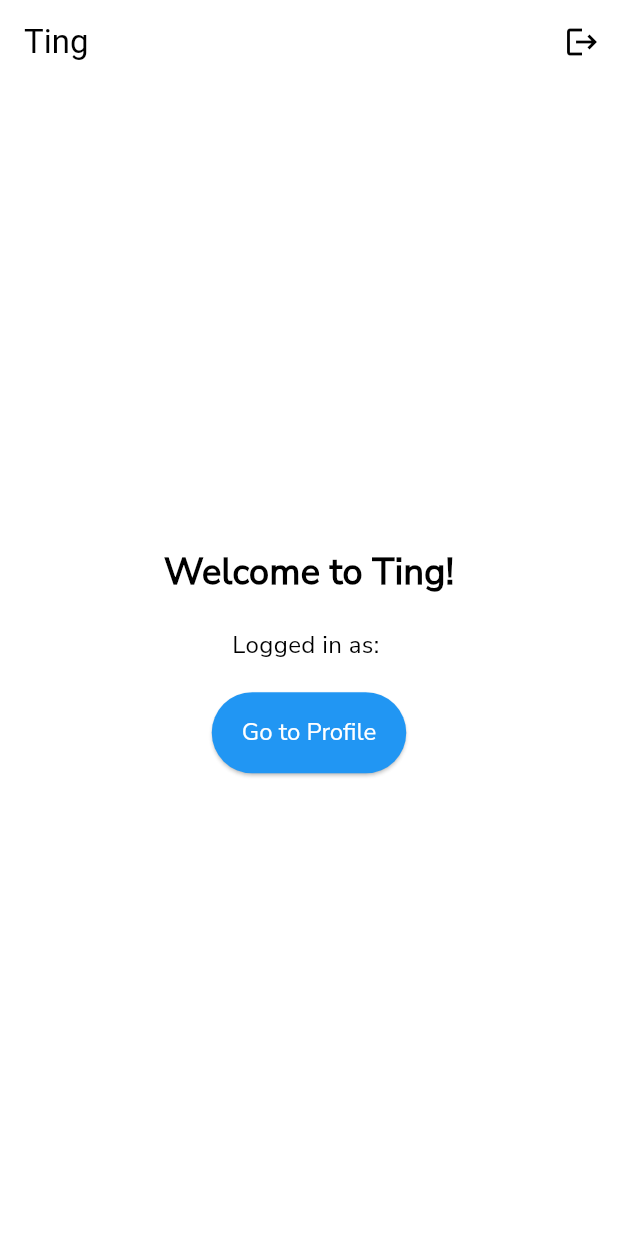
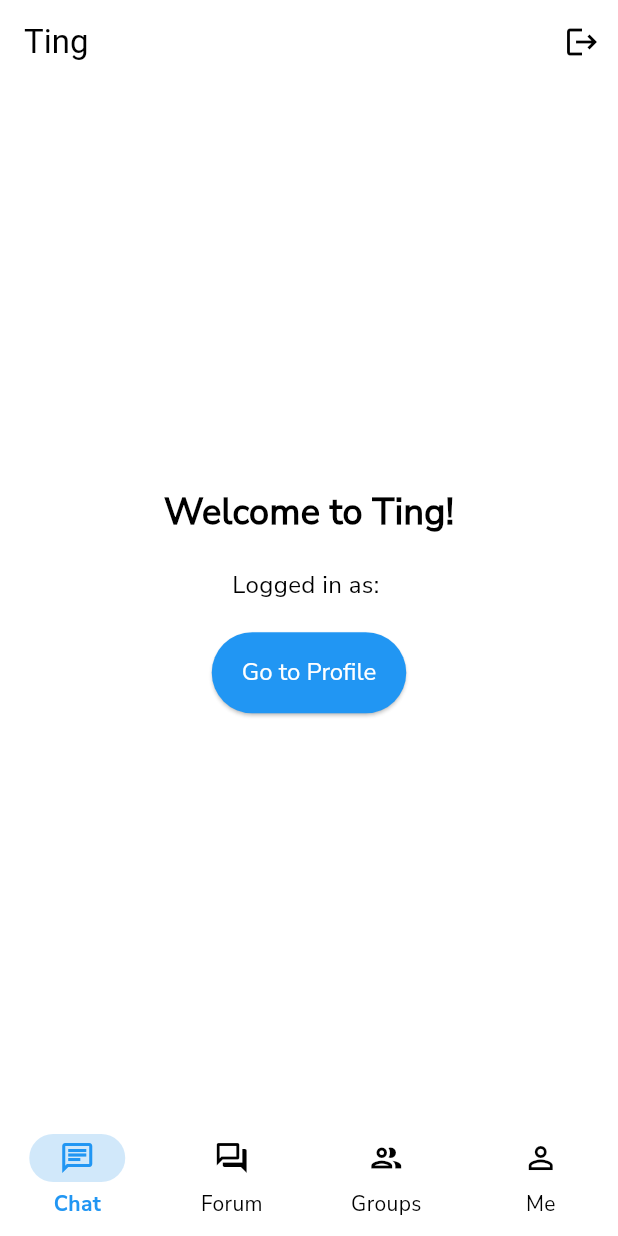
Before and after one commit to High5Tech-Ting/Ting-Flutter, a Flutter app: the screen it shows once a user with an empty profile is signed in, on a phone screen of 412 x 824 dp. Run offline on Flutter 3.47's test engine with Material 3 defaults, Android fonts, the phone set to English and light mode, and no system bars; our stand-ins replace firebase_auth, firebase_core; accounts and stored records are empty.

Commit message:
Create main naivagtion screen

```diff
--- a/lib/features/auth/presentation/widgets/auth_wrapper.dart
+++ b/lib/features/auth/presentation/widgets/auth_wrapper.dart
@@ -2,7 +2,7 @@ import 'package:firebase_auth/firebase_auth.dart';
 import 'package:flutter/material.dart';
 import 'package:ting/features/auth/presentation/screens/auth_screen.dart';
 import 'package:ting/features/auth/presentation/screens/email_verification_screen.dart';
-import 'package:ting/features/home/presentation/screens/home_screen.dart';
+import 'package:ting/shared/widgets/main_navigation.dart';
 
 class AuthWrapper extends StatelessWidget {
   const AuthWrapper({super.key});
@@ -21,7 +21,7 @@ class AuthWrapper extends StatelessWidget {
         }
 
         if (snapshot.data != null && snapshot.data!.emailVerified) {
-          return const HomeScreen();
+          return const MainNavigation();
         }
 
         if (snapshot.data != null && !snapshot.data!.emailVerified) {
--- a/lib/shared/theme.dart
+++ b/lib/shared/theme.dart
@@ -24,6 +24,9 @@ class AppTheme {
   // Button colors
   static const Color buttonBackground = Color(0xFF2196F3);
   static const Color buttonText = Color(0xFFFFFFFF);
+
+  // Navigation colors
+  static const Color navigationIndicator = Color(0xFFD1E8FA);
 
   // Error and validation colors
   static const Color error = Color(0xFFB00020);
@@ -72,7 +75,6 @@ class AppTheme {
         primary: primary,
         secondary: secondary,
         error: error,
-        background: background,
         surface: surface,
       ),
       scaffoldBackgroundColor: background,
@@ -119,6 +121,29 @@ class AppTheme {
           textStyle: bodyMedium,
         ),
       ),
+      navigationBarTheme: NavigationBarThemeData(
+        backgroundColor: surface,
+        indicatorColor: navigationIndicator,
+        overlayColor: WidgetStatePropertyAll(navigationIndicator),
+        labelTextStyle: WidgetStateProperty.resolveWith<TextStyle>(
+          (states) => bodyMedium.copyWith(
+            fontSize: 14.0,
+            fontVariations: states.contains(WidgetState.selected)
+                ? [FontVariation('wght', 700)]
+                : [FontVariation('wght', 400)],
+            color: states.contains(WidgetState.selected)
+                ? primary
+                : Colors.black,
+          ),
+        ),
+        iconTheme: WidgetStateProperty.resolveWith<IconThemeData>(
+          (states) => IconThemeData(
+            color: states.contains(WidgetState.selected)
+                ? primary
+                : Colors.black,
+          ),
+        ),
+      ),
     );
   }
 }
--- /dev/null
+++ b/lib/shared/widgets/main_navigation.dart
@@ -0,0 +1,57 @@
+import 'package:flutter/material.dart';
+import 'package:ting/features/home/presentation/screens/home_screen.dart';
+import 'package:ting/features/profile/presentation/screens/profile_screen.dart';
+
+class MainNavigation extends StatefulWidget {
+  const MainNavigation({super.key});
+
+  @override
+  State<MainNavigation> createState() => _MainNavigationState();
+}
+
+class _MainNavigationState extends State<MainNavigation> {
+  int _currentIndex = 0;
+  final PageController _pageController = PageController();
+  final List<Widget> _pages = [
+    const HomeScreen(),
+    Scaffold(body: Center(child: Text('Forum Screen'))),
+    Scaffold(body: Center(child: Text('Groups Screen'))),
+    const ProfileScreen(),
+  ];
+
+  @override
+  Widget build(BuildContext context) {
+    return Scaffold(
+      bottomNavigationBar: NavigationBar(
+        selectedIndex: _currentIndex,
+        onDestinationSelected: (int index) {
+          setState(() {
+            _currentIndex = index;
+            _pageController.jumpToPage(_currentIndex);
+          });
+        },
+        destinations: const [
+          NavigationDestination(icon: Icon(Icons.chat_outlined), label: 'Chat'),
+          NavigationDestination(
+            icon: Icon(Icons.forum_outlined),
+            label: 'Forum',
+          ),
+          NavigationDestination(
+            icon: Icon(Icons.group_outlined),
+            label: 'Groups',
+          ),
+          NavigationDestination(icon: Icon(Icons.person_outline), label: 'Me'),
+        ],
+      ),
+      body: PageView(
+        controller: _pageController,
+        onPageChanged: (int index) {
+          setState(() {
+            _currentIndex = index;
+          });
+        },
+        children: _pages,
+      ),
+    );
+  }
+}
```
